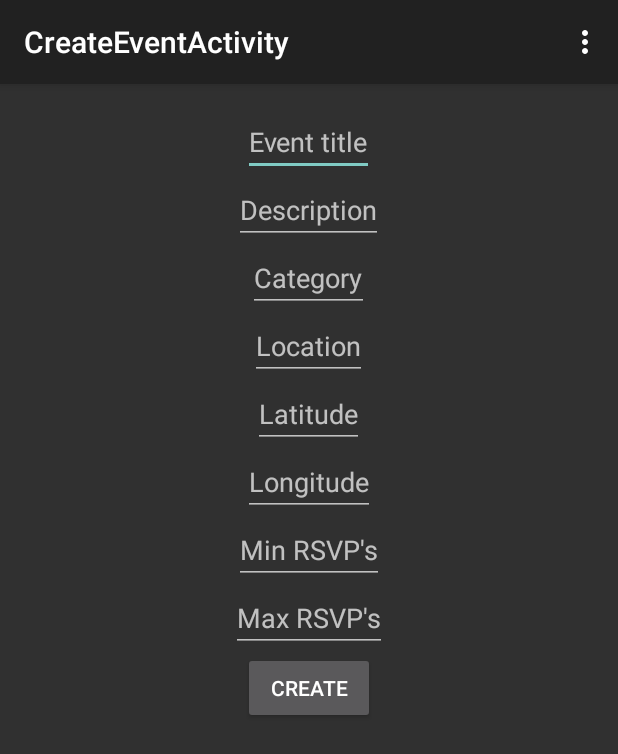
After one commit to pg339/CS5412, an Android app: the CreateEventActivity screen opened directly, with no data from a screen before it, on a phone screen of 412 x 824 dp. The commit adds this screen. Shown: the top 754 px of the screen. Run offline under Robolectric (Android 15) with nearby library versions, the phone set to English and light mode, and no system bars; network calls fail.

Commit message:
Trying to create event. Keep getting back 400

```diff
--- /dev/null
+++ b/app/src/main/java/cornell/cs5412/CreateEventActivity.java
@@ -0,0 +1,110 @@
+package cornell.cs5412;
+
+import android.app.Activity;
+import android.os.AsyncTask;
+import android.os.Bundle;
+import android.view.Menu;
+import android.view.MenuItem;
+import android.view.View;
+import android.widget.EditText;
+import android.widget.TextView;
+
+import com.google.gson.Gson;
+
+import java.io.IOException;
+
+public class CreateEventActivity extends Activity {
+    EditText titleBox;
+    EditText descriptionBox;
+    EditText categoryBox;
+    EditText locationBox;
+    EditText latitudeBox;
+    EditText longitudeBox;
+    EditText minRsvpsBox;
+    EditText maxRsvpsBox;
+    TextView info;
+
+    @Override
+    protected void onCreate(Bundle savedInstanceState) {
+        super.onCreate(savedInstanceState);
+        setContentView(R.layout.activity_create_event);
+
+        titleBox = (EditText) findViewById(R.id.event_title_box);
+        descriptionBox = (EditText) findViewById(R.id.description_box);
+        categoryBox = (EditText) findViewById(R.id.category_box);
+        locationBox = (EditText) findViewById(R.id.location_box);
+        latitudeBox = (EditText) findViewById(R.id.latitude_box);
+        longitudeBox = (EditText) findViewById(R.id.longitude_box);
+        minRsvpsBox = (EditText) findViewById(R.id.minRsvps_box);
+        maxRsvpsBox = (EditText) findViewById(R.id.maxRsvps_box);
+        info = (TextView) findViewById(R.id.create_event_label);
+
+    }
+
+    @Override
+    public boolean onCreateOptionsMenu(Menu menu) {
+        // Inflate the menu; this adds items to the action bar if it is present.
+        getMenuInflater().inflate(R.menu.menu_create_event, menu);
+        return true;
+    }
+
+    @Override
+    public boolean onOptionsItemSelected(MenuItem item) {
+        // Handle action bar item clicks here. The action bar will
+        // automatically handle clicks on the Home/Up button, so long
+        // as you specify a parent activity in AndroidManifest.xml.
+        int id = item.getItemId();
+
+        //noinspection SimplifiableIfStatement
+        if (id == R.id.action_settings) {
+            return true;
+        }
+
+        return super.onOptionsItemSelected(item);
+    }
+
+    public void create(View view) {
+//        double latitude = Double.parseDouble(latitudeBox.getText().toString());
+//        double longitude = Double.parseDouble(longitudeBox.getText().toString());
+//        int minRsvps = Integer.parseInt(minRsvpsBox.getText().toString());
+//        int maxRsvps = Integer.parseInt(maxRsvpsBox.getText().toString());
+//        Event event = new Event(titleBox.getText().toString(), descriptionBox.getText().toString(),
+//                categoryBox.getText().toString(), locationBox.getText().toString(), latitude, longitude,
+//                minRsvps, maxRsvps);
+        Event event = new Event("Frisbee", "it'll be fun", "Sports", "Mi casa", 10.1, 10.5, 5, 10);
+        Gson gson = new Gson();
+        String json = gson.toJson(event);
+
+        new CreateEventTask().execute(json);
+    }
+
+    private class CreateEventTask extends AsyncTask<String, Void, HttpResponse> {
+
+        @Override
+        protected HttpResponse doInBackground(String... args) {
+            try {
+                String url = getString(R.string.create_event_url);
+                HttpResponse response = NetworkUtil.httpPost(url, args[0]);
+                if (response.responseCode >= 400 && response.responseCode < 600) {
+                    cancel(true);
+                    return null;
+                }
+                return response;
+            } catch (IOException e) {
+                e.printStackTrace();
+                return null;
+            }
+        }
+
+        @Override
+        protected void onPostExecute(HttpResponse res) {
+            info.setText("Response code is: " + res.responseCode + " and content is " + res.content);
+        }
+
+        @Override
+        protected void onCancelled(HttpResponse s) {
+            //TODO: Refine this possibly
+            info.setText("Event creation failed");
+        }
+    }
+}
--- /dev/null
+++ b/app/src/main/res/layout/activity_create_event.xml
@@ -0,0 +1,114 @@
+<RelativeLayout xmlns:android="http://schemas.android.com/apk/res/android"
+    xmlns:tools="http://schemas.android.com/tools" android:layout_width="match_parent"
+    android:layout_height="match_parent" android:paddingLeft="@dimen/activity_horizontal_margin"
+    android:paddingRight="@dimen/activity_horizontal_margin"
+    android:paddingTop="@dimen/activity_vertical_margin"
+    android:paddingBottom="@dimen/activity_vertical_margin"
+    tools:context="cornell.cs5412.CreateEventActivity">
+
+    <EditText
+        android:id="@+id/event_title_box"
+        android:layout_width="wrap_content"
+        android:layout_height="wrap_content"
+        android:layout_centerHorizontal="true"
+        android:inputType="text"
+        android:imeOptions="actionNext"
+        android:singleLine="true"
+        android:hint="Event title" />
+
+    <EditText
+        android:id="@+id/description_box"
+        android:layout_width="wrap_content"
+        android:layout_height="wrap_content"
+        android:layout_centerHorizontal="true"
+        android:inputType="text"
+        android:imeOptions="actionNext"
+        android:singleLine="true"
+        android:layout_below="@id/event_title_box"
+        android:hint="Description" />
+
+    <EditText
+        android:id="@+id/category_box"
+        android:layout_width="wrap_content"
+        android:layout_height="wrap_content"
+        android:layout_centerHorizontal="true"
+        android:inputType="text"
+        android:imeOptions="actionNext"
+        android:singleLine="true"
+        android:layout_below="@id/description_box"
+        android:hint="Category" />
+
+    <EditText
+        android:id="@+id/location_box"
+        android:layout_width="wrap_content"
+        android:layout_height="wrap_content"
+        android:layout_centerHorizontal="true"
+        android:inputType="text"
+        android:imeOptions="actionNext"
+        android:singleLine="true"
+        android:layout_below="@id/category_box"
+        android:hint="Location" />
+
+    <EditText
+        android:id="@+id/latitude_box"
+        android:layout_width="wrap_content"
+        android:layout_height="wrap_content"
+        android:layout_centerHorizontal="true"
+        android:inputType="numberDecimal"
+        android:imeOptions="actionNext"
+        android:singleLine="true"
+        android:layout_below="@id/location_box"
+        android:hint="Latitude" />
+
+    <EditText
+        android:id="@+id/longitude_box"
+        android:layout_width="wrap_content"
+        android:layout_height="wrap_content"
+        android:layout_centerHorizontal="true"
+        android:inputType="numberDecimal"
+        android:imeOptions="actionNext"
+        android:singleLine="true"
+        android:layout_below="@id/latitude_box"
+        android:hint="Longitude" />
+
+    <EditText
+        android:id="@+id/minRsvps_box"
+        android:layout_width="wrap_content"
+        android:layout_height="wrap_content"
+        android:layout_centerHorizontal="true"
+        android:inputType="number"
+        android:imeOptions="actionNext"
+        android:singleLine="true"
+        android:layout_below="@id/longitude_box"
+        android:hint="Min RSVP's" />
+
+    <EditText
+        android:id="@+id/maxRsvps_box"
+        android:layout_width="wrap_content"
+        android:layout_height="wrap_content"
+        android:layout_centerHorizontal="true"
+        android:inputType="number"
+        android:imeOptions="actionNext"
+        android:singleLine="true"
+        android:layout_below="@id/minRsvps_box"
+        android:hint="Max RSVP's" />
+
+    <Button android:id="@+id/create_event_button"
+        android:layout_width="wrap_content"
+        android:layout_height="wrap_content"
+        android:layout_below="@id/maxRsvps_box"
+        android:onClick="create"
+        android:layout_centerHorizontal="true"
+        android:text="Create"
+        android:textSize="@dimen/button_text_size"/>
+
+    <TextView
+        android:id="@+id/create_event_label"
+        android:layout_width="wrap_content"
+        android:layout_height="wrap_content"
+        android:layout_centerHorizontal="true"
+        android:textSize="@dimen/status_text_size"
+        android:layout_below="@id/create_event_button"/>
+
+
+</RelativeLayout>
--- /dev/null
+++ b/app/src/main/res/menu/menu_create_event.xml
@@ -0,0 +1,7 @@
+<menu xmlns:android="http://schemas.android.com/apk/res/android"
+    xmlns:app="http://schemas.android.com/apk/res-auto"
+    xmlns:tools="http://schemas.android.com/tools"
+    tools:context="cornell.cs5412.CreateEventActivity">
+    <item android:id="@+id/action_settings" android:title="@string/action_settings"
+        android:orderInCategory="100" app:showAsAction="never" />
+</menu>
```
Also changed, not shown: app/src/main/AndroidManifest.xml (+13 -8 lines), app/src/main/java/cornell/cs5412/Event.java (+51 -22 lines), app/src/main/java/cornell/cs5412/EventStatus.java (added, +8 -0 lines), app/src/main/java/cornell/cs5412/FeedActivity.java (+8 -2 lines), app/src/main/java/cornell/cs5412/LoginActivity.java (+10 -11 lines), app/src/main/java/cornell/cs5412/NetworkUtil.java (+14 -6 lines), app/src/main/res/layout/activity_feed.xml (+8 -0 lines), app/src/main/res/values/strings.xml (+4 -4 lines).
